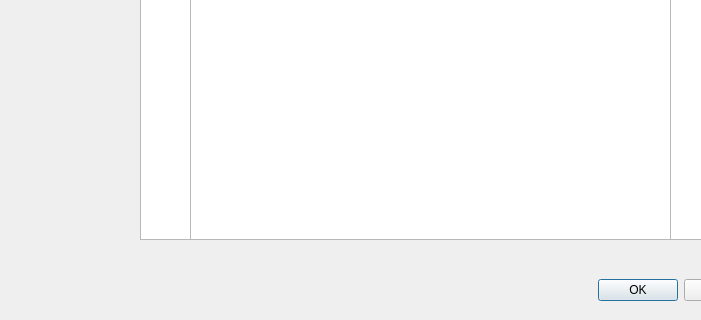
This is projet-musique/core/modifieralbumdialog.ui in toopoormaghell/projet-musique as Qt 5 draws it before an edit; both pictures show x 0 to 701 and y 291 to 611 of the 849 by 611 pixel window. The edited form follows.
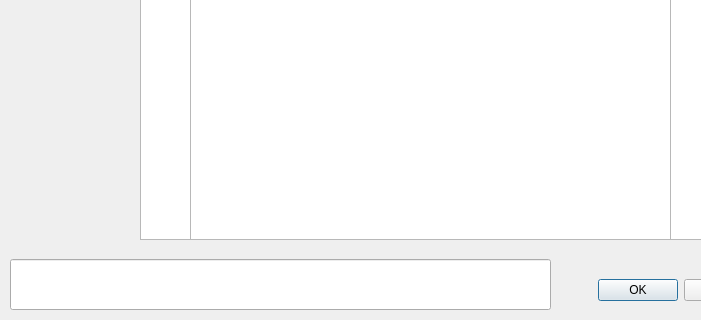
This is the edited form.

The edit to the form file:
```diff
--- a/projet-musique/core/modifieralbumdialog.ui
+++ b/projet-musique/core/modifieralbumdialog.ui
@@ -167,6 +167,16 @@
     <string>Parcourir...</string>
    </property>
   </widget>
+  <widget class="QLineEdit" name="Commentaires">
+   <property name="geometry">
+    <rect>
+     <x>10</x>
+     <y>550</y>
+     <width>541</width>
+     <height>51</height>
+    </rect>
+   </property>
+  </widget>
  </widget>
  <resources/>
  <connections/>
```
